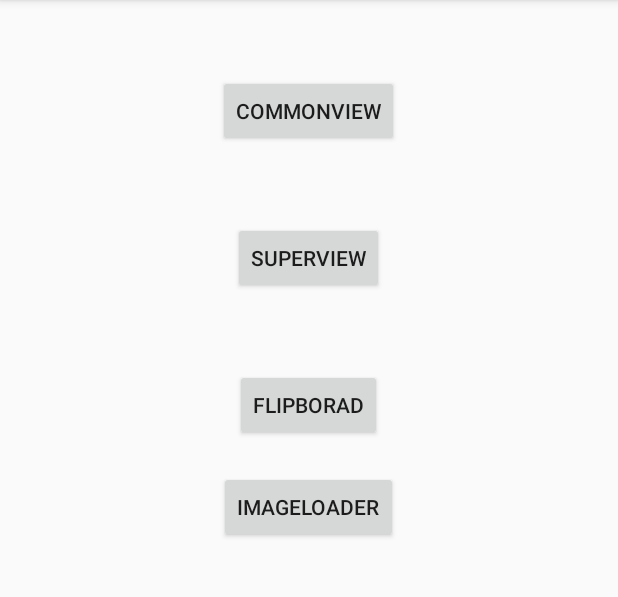
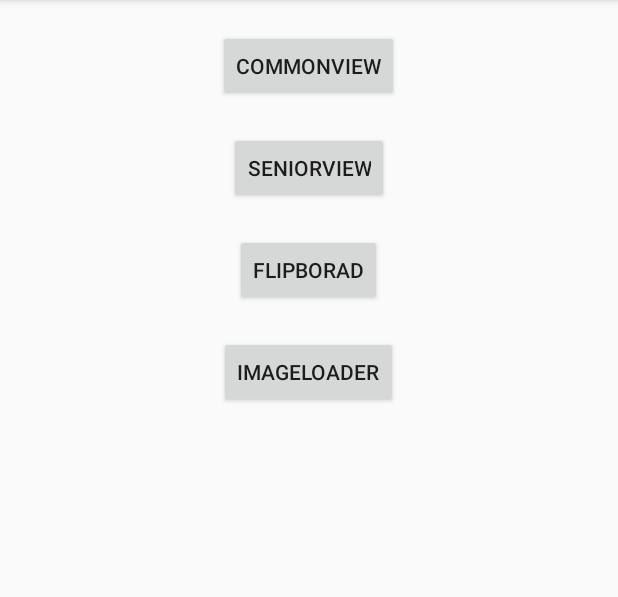
Before and after one commit to yinxiucheng/TinaViewPlus, an Android app: the screen it shows after launch (MainActivity), on a phone screen of 412 x 824 dp, the part 84-681 px from its top. Run offline under Robolectric (Android 15) with nearby library versions, the phone set to English and light mode, and no system bars; our stand-ins replace RxJava; libraries missing offline, so code that uses them is left out: com.tbruyelle.rxpermissions2, com.zhihu.matisse.

Commit message:
【功能】添加Flipboard的三位旋转View

```diff
--- a/app/src/main/java/tina/com/tinaviewplus/MainActivity.java
+++ b/app/src/main/java/tina/com/tinaviewplus/MainActivity.java
@@ -44,7 +44,7 @@ public class MainActivity extends AppCompatActivity {
         startActivity(intent);
     }
 
-    public void spuerView(View view) {
+    public void seniorView(View view) {
         Intent intent = new Intent();
         intent.setClass(this, SeniorViewActivity.class);
         startActivity(intent);
@@ -131,4 +131,5 @@ public class MainActivity extends AppCompatActivity {
     }
 
 
+
 }
--- a/app/src/main/java/tina/com/tinaviewplus/view/MapView.java
+++ b/app/src/main/java/tina/com/tinaviewplus/view/MapView.java
@@ -52,7 +52,7 @@ public class MapView extends View {
         if (drawable != null) {
             bitmap = drawable.getBitmap();
         } else {
-            bitmap = BitmapFactory.decodeResource(getResources(), R.drawable.flip_board);
+            bitmap = BitmapFactory.decodeResource(getResources(), R.mipmap.flip_board);
         }
         paint = new Paint(Paint.ANTI_ALIAS_FLAG);
         camera = new Camera();
--- a/app/src/main/res/layout/activity_flip_board.xml
+++ b/app/src/main/res/layout/activity_flip_board.xml
@@ -9,6 +9,6 @@
         android:layout_width="wrap_content"
         android:layout_height="wrap_content"
         android:layout_centerInParent="true"
-        app:mv_background="@drawable/flip_board" />
+        app:mv_background="@mipmap/flip_board"/>
 
 </RelativeLayout>
--- a/app/src/main/res/layout/activity_main.xml
+++ b/app/src/main/res/layout/activity_main.xml
@@ -8,29 +8,29 @@
     android:layout_gravity="center_horizontal">
 
     <Button
-        android:id="@+id/dashboard"
+        android:id="@+id/commonview"
         android:layout_width="wrap_content"
         android:layout_height="wrap_content"
         android:layout_gravity="center_horizontal"
-        android:layout_marginTop="50dp"
+        android:layout_marginTop="20dp"
         android:text="CommonView"
         android:onClick="commonView"/>
 
     <Button
-        android:id="@+id/superView"
+        android:id="@+id/seniorview"
         android:layout_width="wrap_content"
         android:layout_height="wrap_content"
         android:layout_gravity="center_horizontal"
-        android:layout_marginTop="50dp"
-        android:text="SuperView"
-        android:onClick="spuerView"/>
+        android:layout_marginTop="20dp"
+        android:text="SeniorView"
+        android:onClick="seniorView"/>
 
     <Button
         android:id="@+id/flipborad"
         android:layout_width="wrap_content"
         android:layout_height="wrap_content"
         android:layout_gravity="center_horizontal"
-        android:layout_marginTop="50dp"
+        android:layout_marginTop="20dp"
         android:text="Flipborad"
         android:onClick="flipboard"/>
 
```
